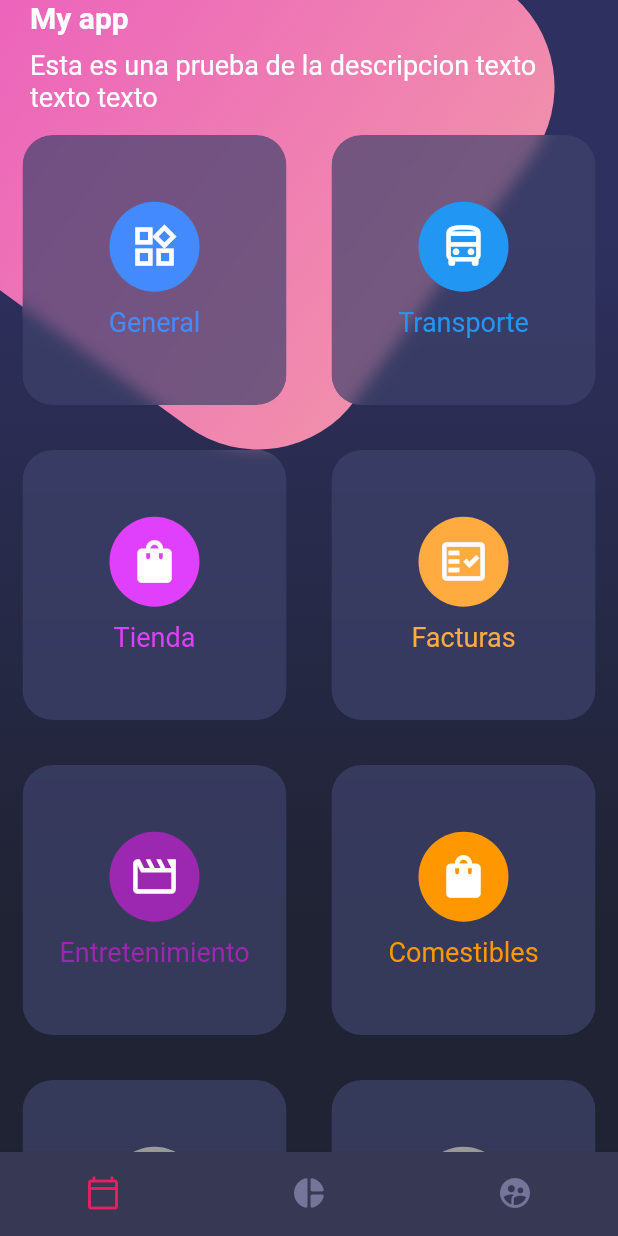
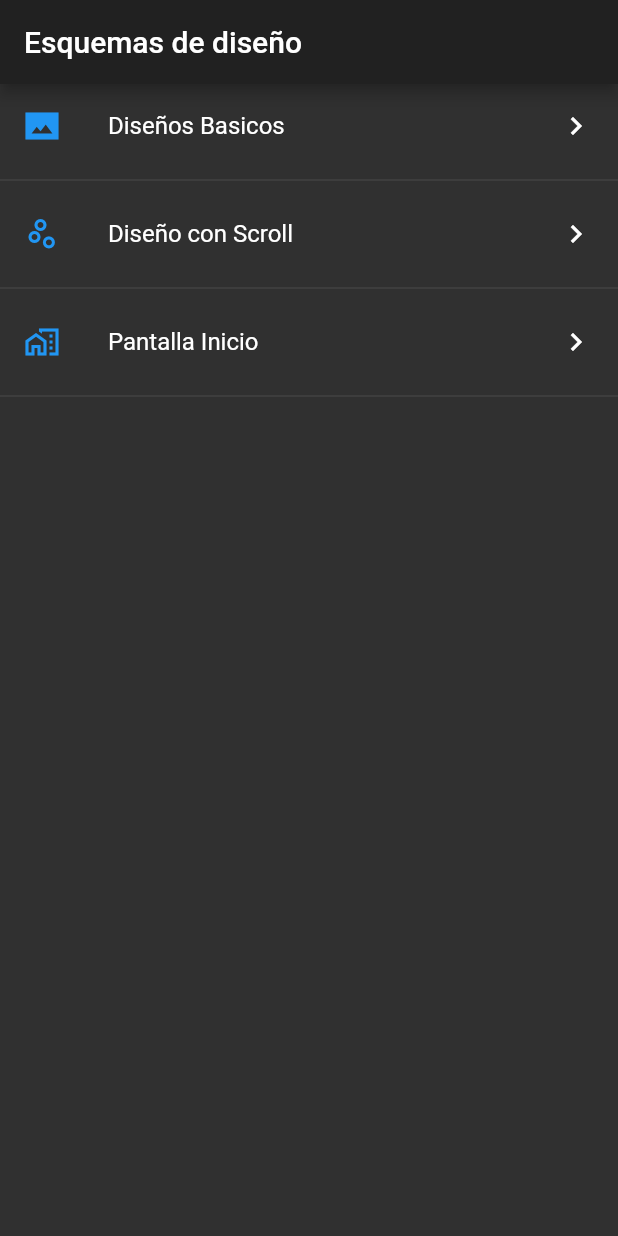
Before and after one commit to rtcface/desing, a Flutter app: the screen it shows after launch, on a phone screen of 412 x 824 dp. Run offline on Flutter 3.47's test engine with Material 2 defaults, Android fonts, the phone set to English and light mode, and no system bars.

Commit message:
Se agrema el menu inicial

```diff
--- /dev/null
+++ b/data/menu_options.json
@@ -0,0 +1,20 @@
+{
+    "nombreApp" : "Menu de diseños",
+    "rutas" : [
+        {
+            "ruta" : "basic_desing",
+            "icon" : "photo_size_select_actual_sharp",
+            "texto": "Diseños Basicos"
+        },
+        {
+            "ruta" : "scroll_desing",
+            "icon" : "scatter_plot_outlined",
+            "texto": "Diseño con Scroll"
+        },
+        {
+            "ruta" : "home_screen",
+            "icon" : "home_work_outlined",
+            "texto": "Pantalla Inicio"
+        }
+    ]
+}
--- a/lib/main.dart
+++ b/lib/main.dart
@@ -13,7 +13,7 @@ class MyApp extends StatelessWidget {
       debugShowCheckedModeBanner: false,
       title: 'Material App',
       theme: ThemeData.dark(),
-      initialRoute: 'home_screen',
+      initialRoute: '/',
       routes: getAppicationRouts(),
 
     );
--- a/lib/src/routes/routes.dart
+++ b/lib/src/routes/routes.dart
@@ -1,3 +1,4 @@
+import 'package:desing/src/screen/home_menu.dart';
 import 'package:desing/src/screen/home_screen.dart';
 import 'package:desing/src/screen/scroll_desing.dart';
 import 'package:flutter/material.dart';
@@ -8,6 +9,7 @@ import 'package:desing/src/screen/basic_desing.dart';
 Map<String,WidgetBuilder> getAppicationRouts()
 {
 return <String,WidgetBuilder>{
+        '/'     : (BuildContext context) => HomeMenu(),
         'basic_desing'     : (BuildContext context) => BasicDesingScreen(),
         'scroll_desing'     : (BuildContext context) => ScrollScreen(),
         'home_screen'     : (BuildContext context) => HomeScreen(),
--- /dev/null
+++ b/lib/src/screen/home_menu.dart
@@ -0,0 +1,56 @@
+import 'package:desing/src/providers/menu_provider.dart';
+import 'package:desing/src/utils/icon_utils.dart';
+import 'package:flutter/material.dart';
+
+class HomeMenu extends StatelessWidget {
+  const HomeMenu({Key? key}) : super(key: key);
+
+  @override
+  Widget build(BuildContext context) {
+    return Scaffold(
+      appBar: AppBar(title: Text('Esquemas de diseño'), ),
+      body: MainMenu(),
+    );
+  }
+}
+
+class MainMenu extends StatelessWidget {
+  const MainMenu({
+    Key? key,
+  }) : super(key: key);
+
+  @override
+  Widget build(BuildContext context) {
+    return FutureBuilder(
+      future: menuProvider.cargaMainMenu(),
+      initialData:[],
+      builder: (BuildContext context, AsyncSnapshot<List<dynamic>> snapshot)
+      {
+        return ListView(
+          children: _listaElementos(snapshot.data!,context)
+        );
+      },
+      );
+  }
+
+  List<Widget> _listaElementos(List<dynamic> data,BuildContext context) {
+    final List<Widget>  opciones =[];
+    data.forEach((opt) {
+      final widgetTemp=  ListTile(
+        title: Text(opt['texto']),
+        leading: getIcon(opt['icon']),
+        trailing: Icon(Icons.keyboard_arrow_right),
+        onTap: () {
+          Navigator.pushNamed(context, opt['ruta']);
+        },
+      );
+      opciones..add(widgetTemp)
+              ..add(Divider());
+    });
+    return opciones;
+    }
+
+
+
+
+}
--- a/pubspec.yaml
+++ b/pubspec.yaml
@@ -47,6 +47,7 @@ flutter:
   # To add assets to your application, add an assets section, like this:
   assets:
      - assets/img/
+     - data/menu_options.json
   #   - images/a_dot_ham.jpeg
 
 
```
Also changed, not shown: lib/src/providers/menu_provider.dart (added, +19 -0 lines), lib/src/utils/icon_utils.dart (added, +20 -0 lines).
